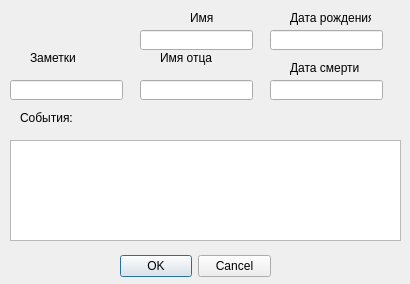
Qt form edit_person.ui (pivleonid/gaph) before a commit.
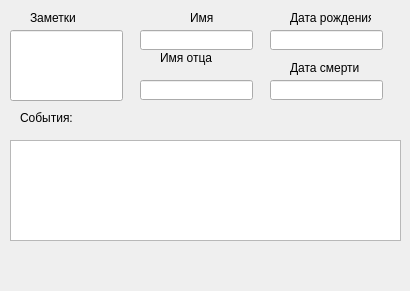
The same form after that commit.

What changed in the file:
```diff
--- a/edit_person.ui
+++ b/edit_person.ui
@@ -10,7 +10,7 @@
     <x>0</x>
     <y>0</y>
     <width>410</width>
-    <height>284</height>
+    <height>291</height>
    </rect>
   </property>
   <property name="sizePolicy">
@@ -25,22 +25,6 @@
   <property name="modal">
    <bool>true</bool>
   </property>
-  <widget class="QDialogButtonBox" name="buttonBox">
-   <property name="geometry">
-    <rect>
-     <x>120</x>
-     <y>250</y>
-     <width>151</width>
-     <height>32</height>
-    </rect>
-   </property>
-   <property name="orientation">
-    <enum>Qt::Horizontal</enum>
-   </property>
-   <property name="standardButtons">
-    <set>QDialogButtonBox::Cancel|QDialogButtonBox::Ok</set>
-   </property>
-  </widget>
   <widget class="QLabel" name="label">
    <property name="geometry">
     <rect>
@@ -137,9 +121,9 @@
    <property name="geometry">
     <rect>
      <x>10</x>
-     <y>80</y>
+     <y>30</y>
      <width>113</width>
-     <height>20</height>
+     <height>71</height>
     </rect>
    </property>
   </widget>
@@ -147,7 +131,7 @@
    <property name="geometry">
     <rect>
      <x>30</x>
-     <y>50</y>
+     <y>10</y>
      <width>71</width>
      <height>16</height>
     </rect>
```
Left out of the diff: 35 changed lines with no effect on the pictures.
